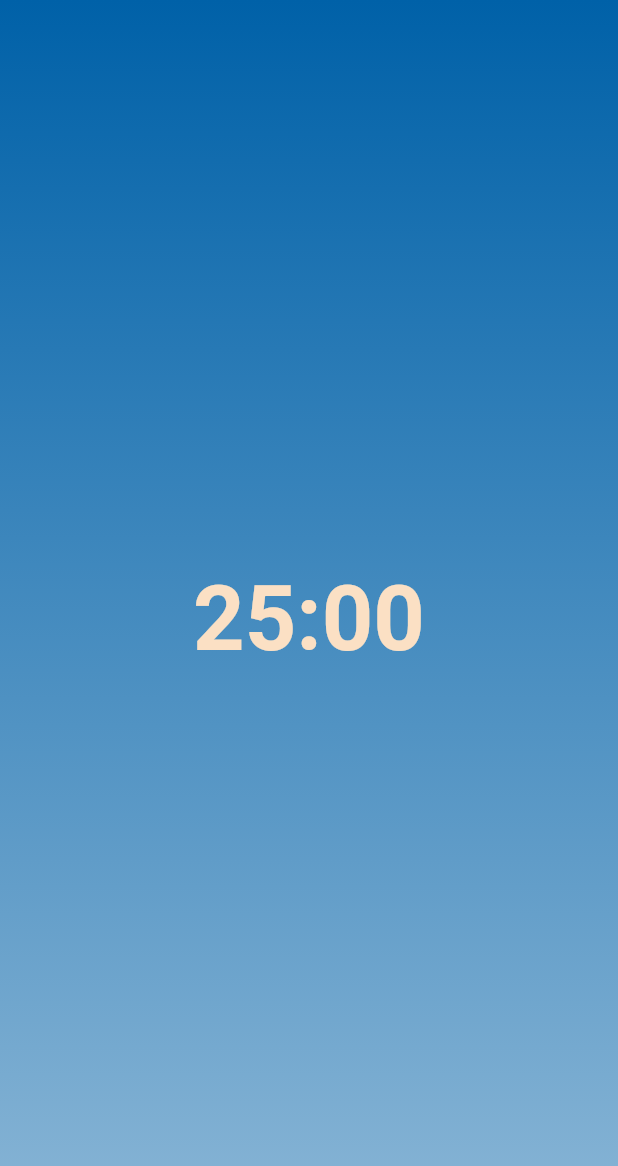
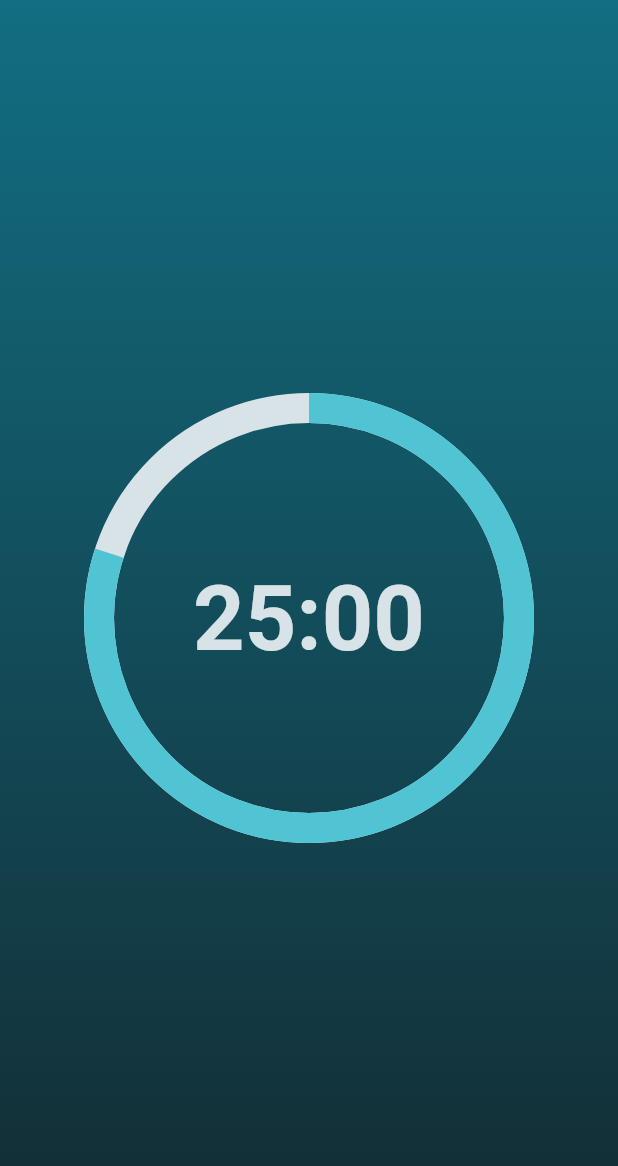
Before and after one commit to PatrickS136/pomodoro, a Flutter app: the screen it shows after launch, on a phone screen of 412 x 824 dp. Shown: the top 1166 px of the screen. Run offline on Flutter 3.47's test engine with Material 2 defaults, Android fonts, the phone set to English and light mode, and no system bars; drawn by our look-alikes of percent_indicator.

Commit message:
Changed the color scheme and added circular percentage indicator

```diff
--- a/lib/constants.dart
+++ b/lib/constants.dart
@@ -1,12 +1,12 @@
 import 'package:flutter/material.dart';
 
-const Color cream = Color.fromRGBO(251, 224, 196, 1);
-const Color lightBlue = Color.fromRGBO(138, 182, 214, 1);
-const Color blue = Color.fromRGBO(41, 120, 181, 1);
-const Color darkBlue = Color.fromRGBO(0, 97, 168, 1);
+const Color grey = Color.fromRGBO(216, 227, 231, 1);
+const Color lightBlue = Color.fromRGBO(81, 196, 211, 1);
+const Color darkGreen = Color.fromRGBO(19, 44, 51, 1);
+const Color darkBlue = Color.fromRGBO(18, 110, 130, 1);
 
 const kTimeText = TextStyle(
   fontSize: 60,
-  color: cream,
+  color: grey,
   fontWeight: FontWeight.bold,
 );
--- a/lib/screens/mainScreen.dart
+++ b/lib/screens/mainScreen.dart
@@ -1,5 +1,6 @@
 import 'package:flutter/material.dart';
 import 'package:pomodoro/constants.dart';
+import 'package:percent_indicator/percent_indicator.dart';
 
 class MainScreen extends StatelessWidget {
   @override
@@ -14,17 +15,30 @@ class MainScreen extends StatelessWidget {
             end: Alignment.bottomCenter,
             colors: [
               darkBlue,
-              lightBlue,
+              darkGreen,
             ],
           ),
         ),
-        child: Container(
-          child: Center(
-            child: Text(
-              "25:00",
-              style: kTimeText,
+        child: Column(
+          mainAxisAlignment: MainAxisAlignment.center,
+          children: [
+            Container(
+              child: Center(
+                child: CircularPercentIndicator(
+                  radius: 300.0,
+                  lineWidth: 20.0,
+                  percent: 0.8,
+                  // header: Text("Icon header"),
+                  center: Text(
+                    "25:00",
+                    style: kTimeText,
+                  ),
+                  backgroundColor: grey,
+                  progressColor: lightBlue,
+                ),
+              ),
             ),
-          ),
+          ],
         ),
       ),
     );
--- a/pubspec.yaml
+++ b/pubspec.yaml
@@ -28,6 +28,7 @@ dependencies:
   # The following adds the Cupertino Icons font to your application.
   # Use with the CupertinoIcons class for iOS style icons.
   cupertino_icons: ^1.0.2
+  percent_indicator: ^3.0.1
 
 dev_dependencies:
   flutter_test:
```
Also changed, not shown: pubspec.lock.
